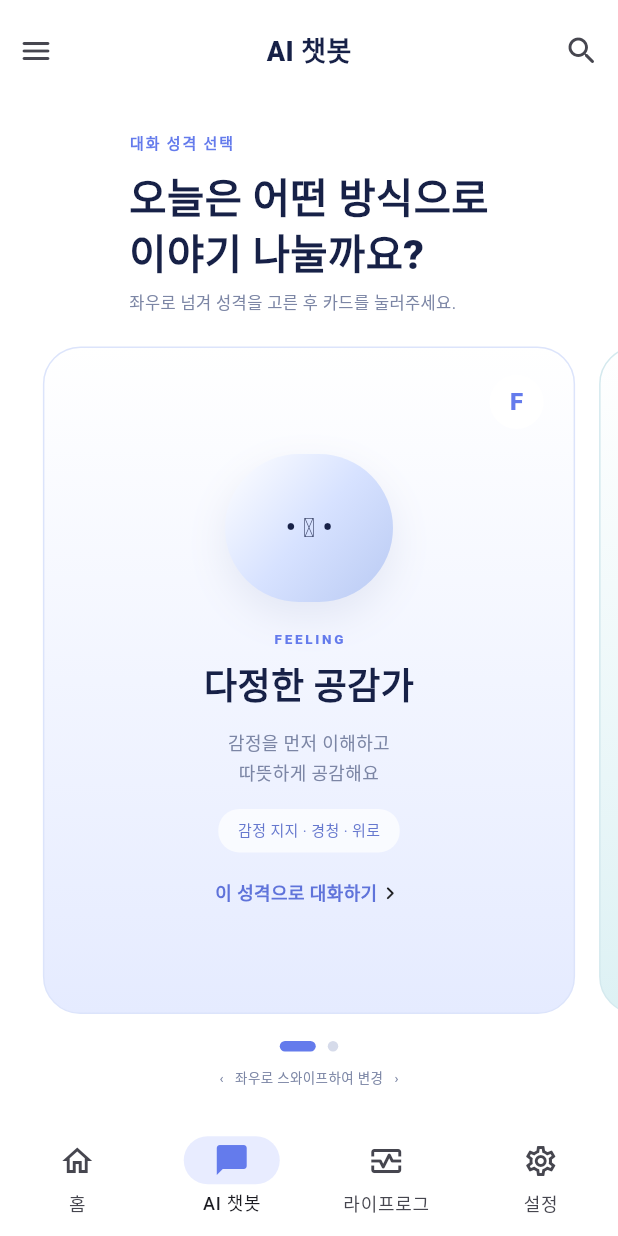
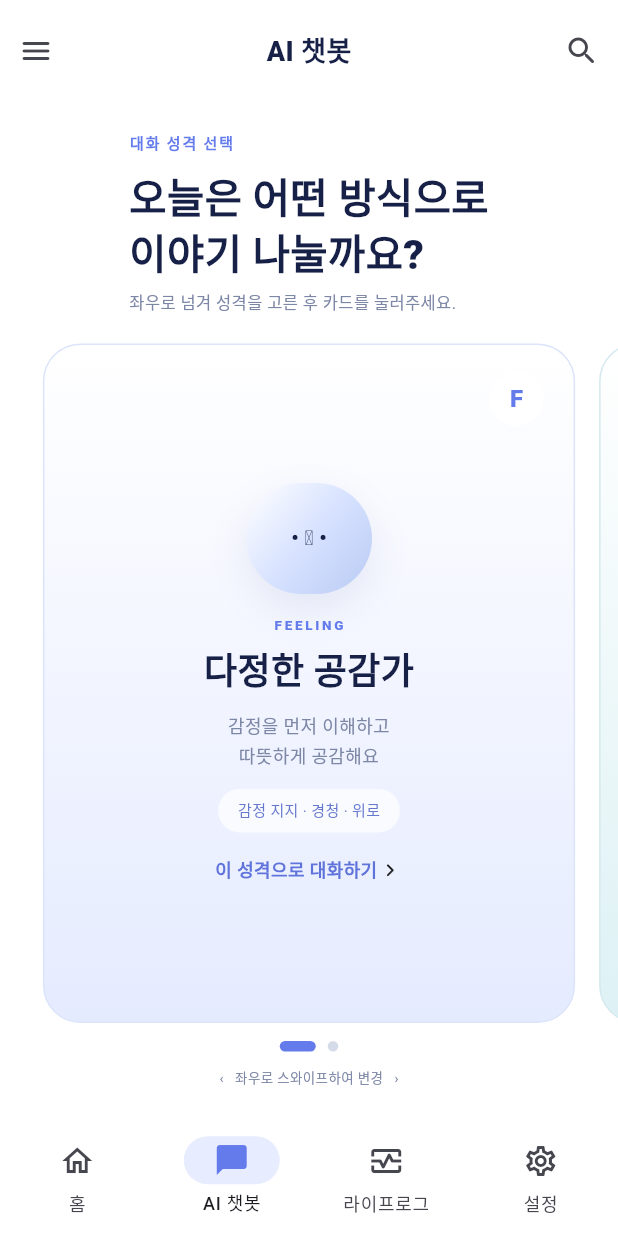
Before and after one commit to 2026-SMHRD-KDT-HealthCare-5/lisn, a Flutter app: the MainShell screen opened by its route, item 2 of the bottom bar chosen, on a phone screen of 412 x 824 dp. Run offline on Flutter 3.47's test engine with Material 3 defaults, Android fonts, the phone set to English and light mode, and no system bars; our stand-ins replace flutter_secure_storage, pdf, printing; accounts and stored records are empty; network calls fail.

Commit message:
style(app): 성격 선택 카드 안쪽에 위아래 여백 확보
앞 커밋에서 오버플로만 없애고 "딱 맞게" 만들어 놨습니다. 그래서 마스코트가
카드 위 테두리에 붙고 "이 성격으로 대화하기" 가 바닥에 닿아 답답했습니다.
넘치지 않는 것과 보기 좋은 것은 다른 문제였습니다.

- 스크롤 안쪽에 위아래 18dp 여백. 이걸 빼면 다시 테두리에 붙습니다
- 마스코트 112 -> 84, 항목 간 여백 다섯 곳을 1~4dp 씩 축소
- 카드 바깥 여백을 8/18 -> 6/12 로 줄여 카드 자체를 조금 키움

ConstrainedBox 의 minHeight 에서 여백 36dp 를 빼줍니다. 안 빼면 여백만큼
내용이 밀려나 스크롤이 생깁니다.

에뮬레이터에서 오버플로 0건 · 위아래 여백 확인. 앱 37건 통과.

Co-Authored-By: Claude Opus 5 <noreply@anthropic.com>

```diff
--- a/frontend/app/lib/screens/chat_screen.dart
+++ b/frontend/app/lib/screens/chat_screen.dart
@@ -333,7 +333,7 @@ class _PersonaCard extends StatelessWidget {
   Widget build(BuildContext context) {
     final feeling = persona == ChatPersona.feeling;
     return Padding(
-      padding: const EdgeInsets.fromLTRB(8, 8, 8, 18),
+      padding: const EdgeInsets.fromLTRB(8, 6, 8, 12),
       child: InkWell(
         borderRadius: BorderRadius.circular(25),
         onTap: onTap,
@@ -374,28 +374,32 @@ class _PersonaCard extends StatelessWidget {
             //   하던 일을 여기서 대신합니다.
             Positioned.fill(child: LayoutBuilder(builder: (context, box) {
               return SingleChildScrollView(
+                // ⚠ 카드 위아래로 숨 쉴 자리입니다. 빼면 마스코트가 카드
+                //   테두리에 붙고 「이 성격으로 대화하기」가 바닥에 닿습니다.
+                padding: const EdgeInsets.symmetric(vertical: 18),
                 child: ConstrainedBox(
-                  constraints: BoxConstraints(minHeight: box.maxHeight),
+                  constraints:
+                      BoxConstraints(minHeight: box.maxHeight - 36),
                   child: Column(
                       mainAxisAlignment: MainAxisAlignment.center,
                       children: [
               MaeumeMascot(
-                  size: 112,
+                  size: 84,
                   mood: feeling ? MascotMood.smile : MascotMood.thinking),
-              const SizedBox(height: 18),
+              const SizedBox(height: 14),
               Text(feeling ? 'FEELING' : 'THINKING',
                   style: TextStyle(
                       fontSize: 9,
                       letterSpacing: 1.8,
                       fontWeight: FontWeight.w900,
                       color: feeling ? AppColors.primary : AppColors.teal)),
-              const SizedBox(height: 7),
+              const SizedBox(height: 6),
               Text(feeling ? '다정한 공감가' : '이성적인 분석가',
                   style: const TextStyle(
                       fontSize: 24,
                       color: AppColors.navy,
                       fontWeight: FontWeight.w900)),
-              const SizedBox(height: 10),
+              const SizedBox(height: 9),
               Text(
                   feeling
                       ? '감정을 먼저 이해하고\n따뜻하게 공감해요'
@@ -403,7 +407,7 @@ class _PersonaCard extends StatelessWidget {
                   textAlign: TextAlign.center,
                   style: const TextStyle(
                       fontSize: 12, height: 1.6, color: AppColors.muted)),
-              const SizedBox(height: 14),
+              const SizedBox(height: 12),
               Container(
                   padding:
                       const EdgeInsets.symmetric(horizontal: 13, vertical: 7),
@@ -417,7 +421,7 @@ class _PersonaCard extends StatelessWidget {
                           color: feeling
                               ? const Color(0xFF6678CE)
                               : const Color(0xFF38889A)))),
-              const SizedBox(height: 18),
+              const SizedBox(height: 16),
               Row(mainAxisSize: MainAxisSize.min, children: [
                 Text('이 성격으로 대화하기',
                     style: TextStyle(
```
